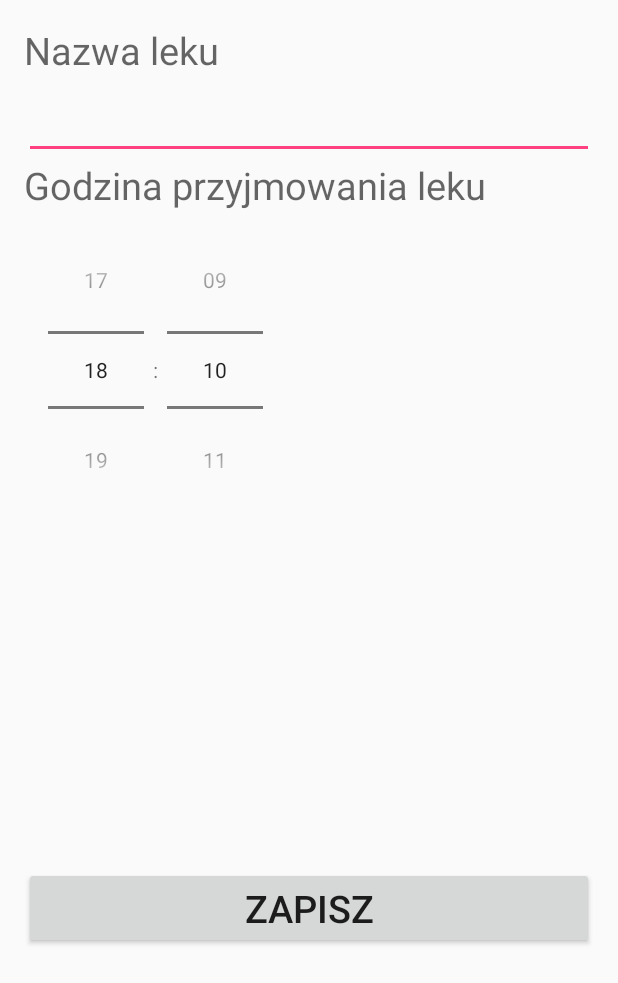
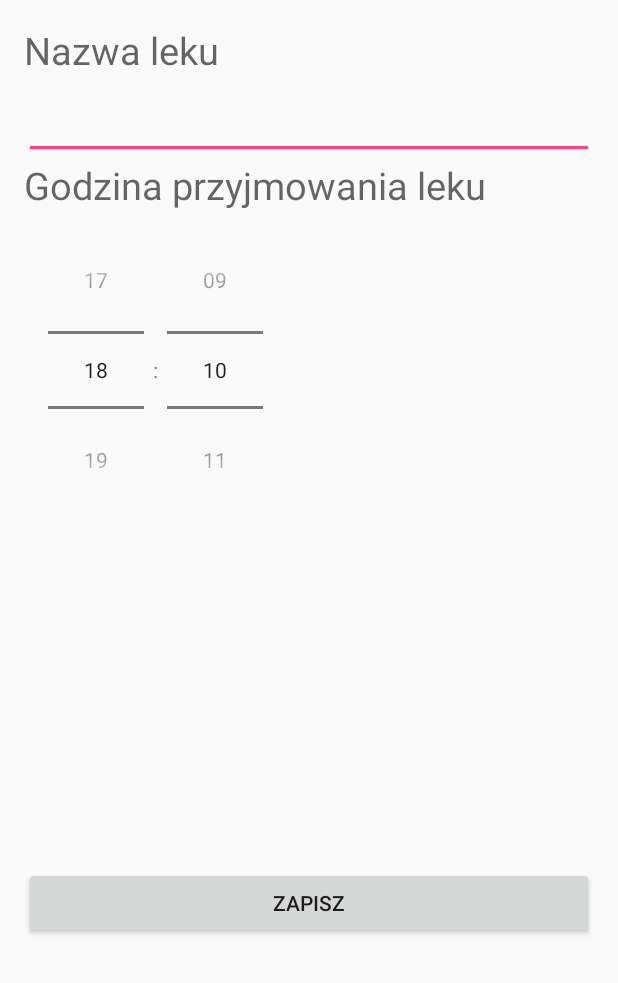
Before and after one commit to AgnieszkaKowalik/AndroidProjekt, an Android app: the AddMedicine screen opened directly, with no data from a screen before it, on a phone screen of 412 x 824 dp. Shown: the top 983 px of the screen. Run offline under Robolectric (Android 15) with nearby library versions, the phone set to English and light mode, and no system bars; 2 statements that could not run were skipped.

Commit message:
small fix

```diff
--- a/app/src/main/res/layout/activity_add_medicine.xml
+++ b/app/src/main/res/layout/activity_add_medicine.xml
@@ -64,7 +64,7 @@ trzeba było dodawać osobno tego samego leku o różnych godzinach. Można też
                 <Button
                  android:layout_width="match_parent"
                  android:layout_height="wrap_content"
-                 android:text="@string/zapisz" android:textSize="@dimen/small_text_size"
+                 android:text="@string/zapisz"
                  android:id="@+id/Send"
                  android:layout_marginTop="24dp" />
 
```
